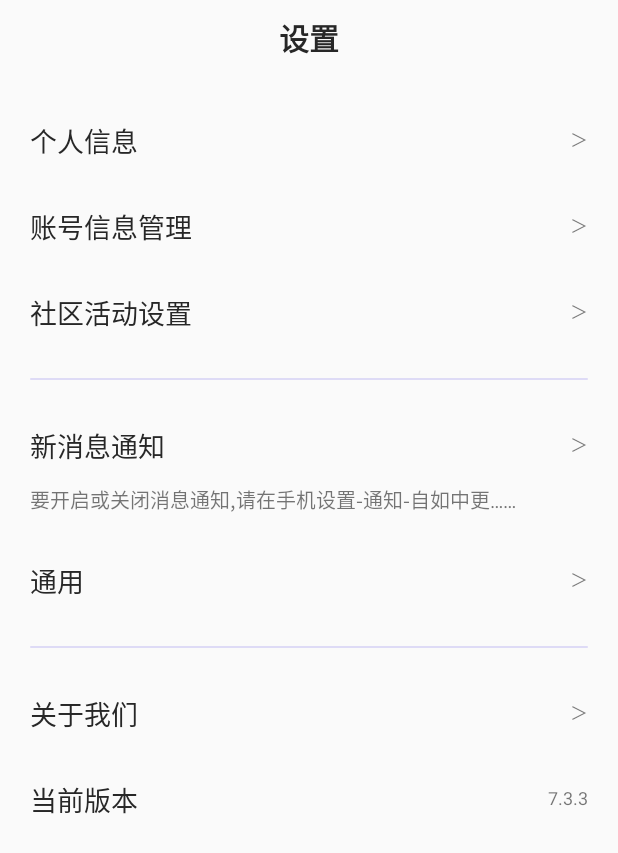
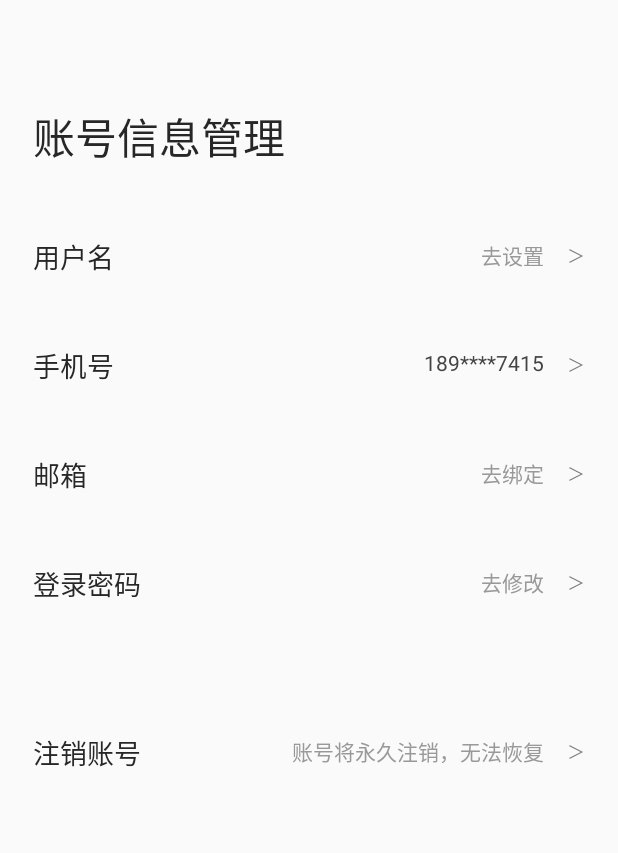
Before and after one commit to Zouyq-GitHub/Anrdoid_zi_ru_user, an Android app: the screen it shows after launch (UserSetting before the commit, AccountInformationManagement after it), on a phone screen of 412 x 824 dp. Shown: the top 853 px of the screen. Run offline under Robolectric (Android 15) with nearby library versions, the phone set to English and light mode, and no system bars.

Commit message:
push 8.30 04  账号信息管理页面实现

```diff
--- a/app/src/main/AndroidManifest.xml
+++ b/app/src/main/AndroidManifest.xml
@@ -11,9 +11,17 @@
         android:supportsRtl="true"
         android:theme="@style/Theme.AppCompat.Light.NoActionBar">
         <activity
+            android:name=".AccountInformationManagement"
+            android:exported="true" >
+            <intent-filter>
+                <action android:name="android.intent.action.MAIN" />
+
+                <category android:name="android.intent.category.LAUNCHER" />
+            </intent-filter>
+        </activity>
+        <activity
             android:name=".UserData"
-            android:exported="true" >
-        </activity>
+            android:exported="true"></activity>
         <activity
             android:name=".aBoutUs"
             android:exported="true" />
@@ -25,12 +33,7 @@
             android:exported="true" />
         <activity
             android:name=".UserSetting"
-            android:exported="true"
-            >
-            <intent-filter>
-                <action android:name="android.intent.action.MAIN" />
-                <category android:name="android.intent.category.LAUNCHER" />
-            </intent-filter>
+            android:exported="true">
         </activity>
         <activity
             android:name=".imgimgimgimg"
@@ -40,9 +43,7 @@
             android:exported="true" />
         <activity
             android:name=".NotLoginUser"
-            android:exported="true">
-
-        </activity>
+            android:exported="true"></activity>
         <activity
             android:name=".ZiRuLogin"
             android:exported="true" />
--- /dev/null
+++ b/app/src/main/java/com/example/myfirstapp/AccountInformationManagement.java
@@ -0,0 +1,17 @@
+package com.example.myfirstapp;
+
+import androidx.appcompat.app.AppCompatActivity;
+
+import android.os.Bundle;
+
+/**
+ * 账号信息管理
+ */
+public class AccountInformationManagement extends AppCompatActivity {
+
+    @Override
+    protected void onCreate(Bundle savedInstanceState) {
+        super.onCreate(savedInstanceState);
+        setContentView(R.layout.activity_account_information_management);
+    }
+}
--- a/app/src/main/java/com/example/myfirstapp/UserSetting.java
+++ b/app/src/main/java/com/example/myfirstapp/UserSetting.java
@@ -125,8 +125,10 @@ public class UserSetting extends AppCompatActivity {
                 if (!loginState()) {
                     goToUserHome();
                 } else {
-                    //实现具体逻辑
-                    Log.e("实现账号信息逻辑", "ture");
+                    //通用页面跳转设置
+                    Intent intent = new Intent(UserSetting.this, AccountInformationManagement.class);
+                    //跳转
+                    startActivity(intent);
                 }
             }
         });
--- /dev/null
+++ b/app/src/main/res/layout/activity_account_information_management.xml
@@ -0,0 +1,205 @@
+<?xml version="1.0" encoding="utf-8"?>
+<LinearLayout xmlns:android="http://schemas.android.com/apk/res/android"
+    xmlns:app="http://schemas.android.com/apk/res-auto"
+    xmlns:tools="http://schemas.android.com/tools"
+    android:layout_width="match_parent"
+    android:layout_height="match_parent"
+    android:layout_marginLeft="22dp"
+    android:layout_marginRight="22dp"
+    android:orientation="vertical"
+    android:paddingTop="70dp"
+    tools:context=".AccountInformationManagement">
+
+    <!--账号信息管理-->
+    <LinearLayout
+        android:id="@+id/g_y_w_m"
+        android:layout_width="match_parent"
+        android:layout_height="wrap_content"
+        android:layout_alignParentStart="true"
+        android:layout_marginBottom="45dp">
+
+        <TextView
+            android:layout_width="match_parent"
+            android:layout_height="wrap_content"
+            android:text="@string/z_h_x_x_g_l"
+            android:textColor="#272727"
+            android:textSize="28sp" />
+    </LinearLayout>
+
+    <!--用户信息-->
+    <LinearLayout
+        android:layout_width="match_parent"
+        android:layout_height="wrap_content"
+        android:layout_marginBottom="60dp"
+        android:orientation="vertical">
+
+        <RelativeLayout
+            android:layout_width="match_parent"
+            android:layout_height="wrap_content"
+            android:layout_marginBottom="45dp">
+
+            <TextView
+                android:layout_width="wrap_content"
+                android:layout_height="wrap_content"
+                android:layout_alignParentStart="true"
+                android:text="@string/y_h_m"
+                android:textColor="#272727"
+                android:textSize="18sp" />
+
+            <TextView
+                android:layout_width="wrap_content"
+                android:layout_height="wrap_content"
+                android:layout_marginRight="15dp"
+                android:layout_marginTop="2dp"
+                android:layout_toLeftOf="@+id/da_yu"
+                android:text="@string/q_s_z"
+                android:textColor="#999999"
+                android:textSize="14sp" />
+
+            <TextView
+                android:id="@+id/da_yu"
+                android:layout_width="wrap_content"
+                android:layout_height="wrap_content"
+                android:layout_alignParentEnd="true"
+                android:layout_marginTop="4dp"
+                android:text="@string/da_yu"
+                android:textSize="12sp"
+                tools:ignore="RelativeOverlap" />
+        </RelativeLayout>
+
+        <RelativeLayout
+            android:layout_width="match_parent"
+            android:layout_height="wrap_content"
+            android:layout_marginBottom="45dp">
+
+            <TextView
+                android:layout_width="wrap_content"
+                android:layout_height="wrap_content"
+                android:layout_alignParentStart="true"
+                android:text="@string/s_j_h"
+                android:textColor="#272727"
+                android:textSize="18sp" />
+
+            <TextView
+                android:layout_width="wrap_content"
+                android:layout_height="wrap_content"
+                android:layout_marginRight="15dp"
+                android:layout_marginTop="2dp"
+                android:layout_toLeftOf="@+id/da_yu1"
+                android:text="189****7415"
+                android:textColor="#444444"
+                android:textSize="14sp" />
+
+            <TextView
+                android:id="@+id/da_yu1"
+                android:layout_width="wrap_content"
+                android:layout_height="wrap_content"
+                android:layout_alignParentEnd="true"
+                android:layout_marginTop="4dp"
+                android:text="@string/da_yu"
+                android:textSize="12sp"
+                tools:ignore="RelativeOverlap" />
+        </RelativeLayout>
+
+        <RelativeLayout
+            android:layout_width="match_parent"
+            android:layout_height="wrap_content"
+            android:layout_marginBottom="45dp">
+
+            <TextView
+                android:layout_width="wrap_content"
+                android:layout_height="wrap_content"
+                android:layout_alignParentStart="true"
+                android:text="@string/y_x"
+                android:textColor="#272727"
+                android:textSize="18sp" />
+
+            <TextView
+                android:layout_width="wrap_content"
+                android:layout_height="wrap_content"
+                android:layout_marginRight="15dp"
+                android:layout_marginTop="2dp"
+                android:layout_toLeftOf="@+id/da_yu2"
+                android:text="@string/q_b_d"
+                android:textColor="#999999"
+                android:textSize="14sp" />
+
+            <TextView
+                android:id="@+id/da_yu2"
+                android:layout_width="wrap_content"
+                android:layout_height="wrap_content"
+                android:layout_alignParentEnd="true"
+                android:layout_marginTop="4dp"
+                android:text="@string/da_yu"
+                android:textSize="12sp"
+                tools:ignore="RelativeOverlap" />
+        </RelativeLayout>
+
+        <RelativeLayout
+            android:layout_width="match_parent"
+            android:layout_height="wrap_content"
+            android:layout_marginBottom="85dp">
+
+            <TextView
+                android:layout_width="wrap_content"
+                android:layout_height="wrap_content"
+                android:layout_alignParentStart="true"
+                android:text="@string/d_l_m_m"
+                android:textColor="#272727"
+                android:textSize="18sp" />
+
+            <TextView
+                android:layout_width="wrap_content"
+                android:layout_height="wrap_content"
+                android:layout_marginRight="15dp"
+                android:layout_marginTop="2dp"
+                android:layout_toLeftOf="@+id/da_yu3"
+                android:text="@string/q_x_g"
+                android:textColor="#999999"
+                android:textSize="14sp" />
+
+            <TextView
+                android:id="@+id/da_yu3"
+                android:layout_width="wrap_content"
+                android:layout_height="wrap_content"
+                android:layout_alignParentEnd="true"
+                android:layout_marginTop="4dp"
+                android:text="@string/da_yu"
+                android:textSize="12sp"
+                tools:ignore="RelativeOverlap" />
+        </RelativeLayout>
+
+        <RelativeLayout
+            android:layout_width="match_parent"
+            android:layout_height="wrap_content">
+
+            <TextView
+                android:layout_width="wrap_content"
+                android:layout_height="wrap_content"
+                android:layout_alignParentStart="true"
+                android:text="@string/z_x_z_h"
+                android:textColor="#272727"
+                android:textSize="18sp" />
+
+            <TextView
+                android:layout_width="wrap_content"
+                android:layout_height="wrap_content"
+                android:layout_marginRight="15dp"
+                android:layout_marginTop="2dp"
+                android:layout_toLeftOf="@+id/da_yu4"
+                android:text="@string/z_h_z_x_w_f_h_f"
+                android:textColor="#999999"
+                android:textSize="14sp" />
+
+            <TextView
+                android:id="@+id/da_yu4"
+                android:layout_width="wrap_content"
+                android:layout_height="wrap_content"
+                android:layout_alignParentEnd="true"
+                android:layout_marginTop="4dp"
+                android:text="@string/da_yu"
+                android:textSize="12sp"
+                tools:ignore="RelativeOverlap" />
+        </RelativeLayout>
+    </LinearLayout>
+</LinearLayout>
--- a/app/src/main/res/values/strings.xml
+++ b/app/src/main/res/values/strings.xml
@@ -26,4 +26,13 @@
     <string name="z_j_x_x">证件信息</string>
     <string name="z_z_x_x">资质信息</string>
     <string name="x_l_x_x_">学历信息</string>
+    <string name="y_h_m">用户名</string>
+    <string name="s_j_h">手机号</string>
+    <string name="y_x">邮箱</string>
+    <string name="d_l_m_m">登录密码</string>
+    <string name="q_s_z">去设置</string>
+    <string name="q_b_d">去绑定</string>
+    <string name="q_x_g">去修改</string>
+    <string name="z_x_z_h">注销账号</string>
+    <string name="z_h_z_x_w_f_h_f">账号将永久注销，无法恢复</string>
 </resources>
```
